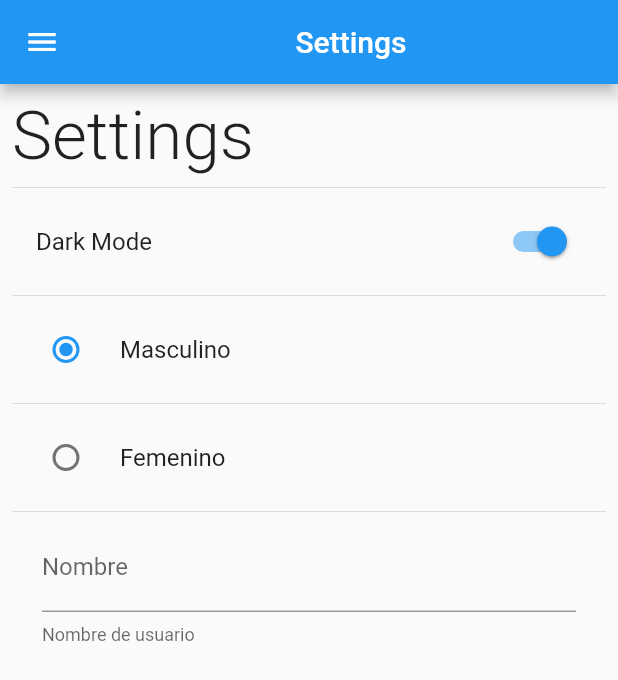
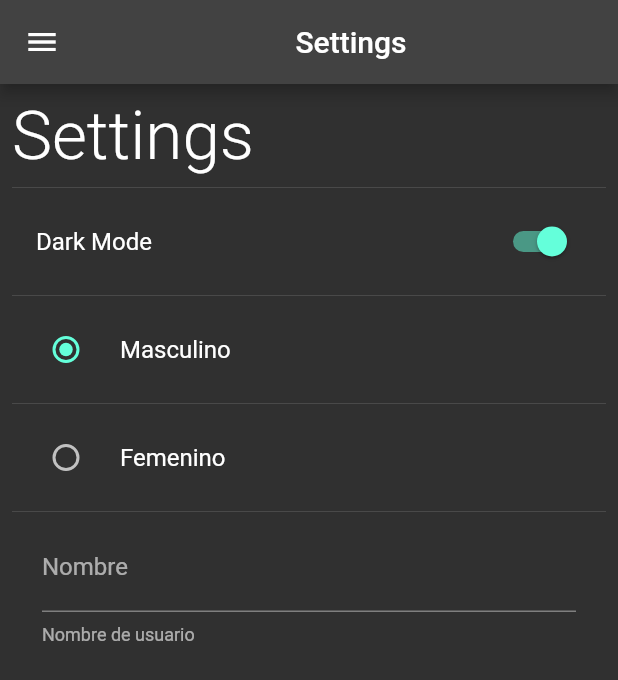
Before and after one commit to B3rert/preferences_app, a Flutter app: the SettingsScreen screen opened by its route, after a tap on "Dark Mode", on a phone screen of 412 x 824 dp. Shown: the top 680 px of the screen. Run offline on Flutter 3.47's test engine with Material 2 defaults, Android fonts, the phone set to English and light mode, and no system bars; our stand-ins replace shared_preferences; accounts and stored records are empty.

Commit message:
theme provider

```diff
--- a/lib/screens/settings_screen.dart
+++ b/lib/screens/settings_screen.dart
@@ -1,6 +1,8 @@
 import 'package:flutter/material.dart';
+import 'package:preferences_app/providers/theme_provider.dart';
 import 'package:preferences_app/share_preferences/preferences.dart';
 import 'package:preferences_app/widgets/side_menu.dart';
+import 'package:provider/provider.dart';
 
 class SettingsScreen extends StatefulWidget {
   static const String routerName = "settings";
@@ -38,7 +40,12 @@ class _SettingsScreenState extends State<SettingsScreen> {
                 title: const Text('Dark Mode'),
                 value: Preferences.isDarkMode,
                 onChanged: (value) {
+                  final themeProvider =
+                      Provider.of<ThemeProvider>(context, listen: false);
                   Preferences.isDarkMode = value;
+                  value
+                      ? themeProvider.setDarkMode()
+                      : themeProvider.setLightMode();
                   setState(() {});
                 },
               ),
```
Also changed, not shown: lib/main.dart (+12 -1 lines).
